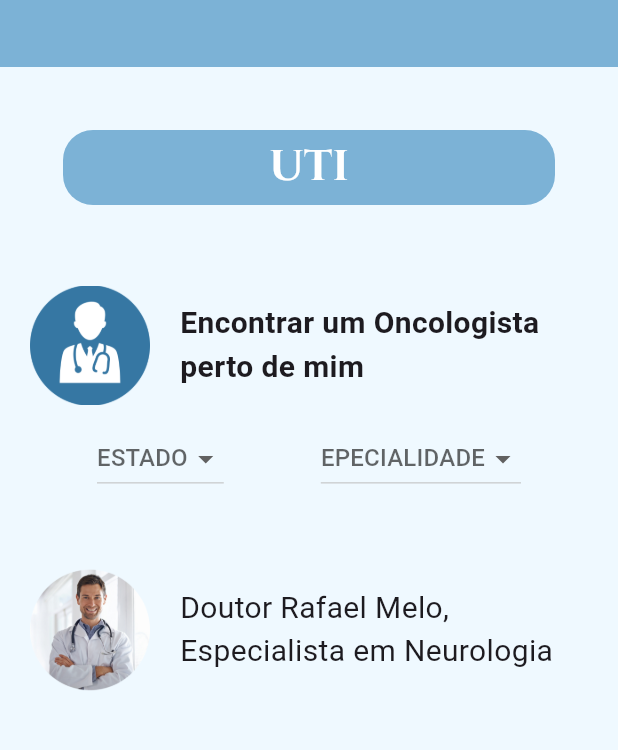
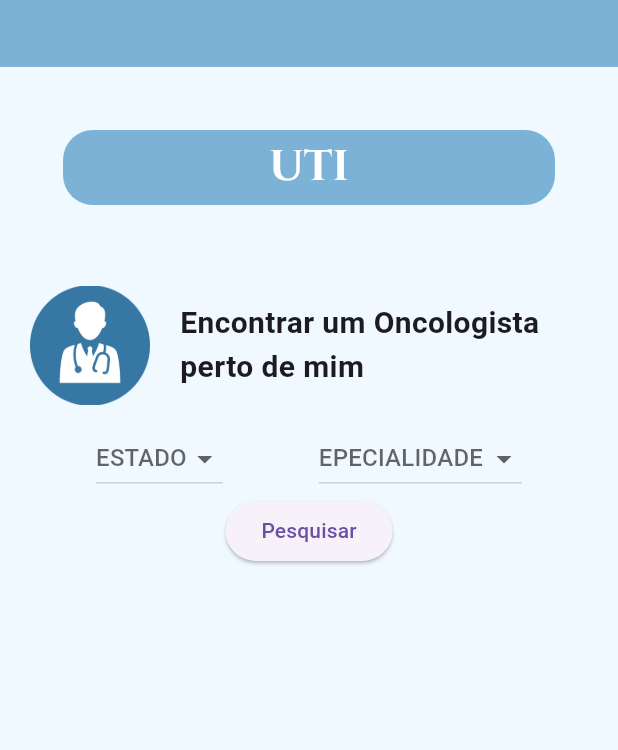
Before and after one commit to leticiavital/Pmovel, a Flutter app: the screen it shows after launch, on a phone screen of 412 x 824 dp, the part 143-893 px from its top. Run offline on Flutter 3.47's test engine with Material 3 defaults, Android fonts, the phone set to English and light mode, and no system bars; our stand-ins replace google_fonts; Roboto replaces fonts that are missing (Cairo).

Commit message:
atualizando utipage1 e colocando botao

```diff
--- a/lib/main.dart
+++ b/lib/main.dart
@@ -1,11 +1,11 @@
 import 'package:flutter/material.dart';
-import 'package:infoclin2/uti_page.dart';
+import 'package:infoclin2/uti_page1.dart';
 
 
 void main() {
   runApp(
     MaterialApp(
-        home: UTI_page()
+        home: UTI_page1()
     ),
   );
 }
--- a/lib/uti_page.dart
+++ b/lib/uti_page.dart
@@ -96,7 +96,8 @@ class _UTI_page extends State<UTI_page> {
                       DropdownMenuItem(
                         child: Text('GO'),
                         value: ('ESTADO'),
-                      ),DropdownMenuItem(
+                      ),
+                      DropdownMenuItem(
                         child: Text('MA'),
                         value: ('ESTADO'),
                       ),
@@ -186,6 +187,14 @@ class _UTI_page extends State<UTI_page> {
                           child: Text('PEDIATRA'),
                           value: ('ESPECIALIDADE'),
                         ),
+                        DropdownMenuItem(
+                          child: Text('OFTAMOLOGIA'),
+                          value: ('ESPECIALIDADE'),
+                        ),
+                        DropdownMenuItem(
+                          child: Text(''),
+                          value: ('ESPECIALIDADE'),
+                        ),
                       ],
                       onChanged: (value) {}),
               ],
@@ -194,25 +203,49 @@ class _UTI_page extends State<UTI_page> {
               children: [
                 Container(
                   padding:
-                  EdgeInsets.symmetric(horizontal: 10.0, vertical: 30.0),
+                  EdgeInsets.symmetric(horizontal: 10.0, vertical: 10.0),
                   margin: EdgeInsets.all(10.0),
                   child: Image.asset(
                     'assets/medico2.png',
-                    width: 80,
+                    width: 110,
                   ),
                 ),
                 Expanded(
                   child: Text(
-                    'Doutor Rafael Melo, Especialista em Neurologia',
-                    maxLines: 3,
+                    'Alagoas, Neurologia - Doutor Rafael',
+                    maxLines: 2,
                     style: GoogleFonts.cairo(
-                      fontSize: 20,
+                      fontSize: 22,
                     ),
                   ),
-                )
+                ),
+    ],
+    ),
+                Container(
+                  padding:
+                  EdgeInsets.symmetric(horizontal: 20.0, vertical: 20.0),
+                  margin: EdgeInsets.all(10.0),
+                  decoration: BoxDecoration(
+                    color: Color(0xFF7cb2d6),
+                    borderRadius: BorderRadius.circular(20.0)
+                  ),
+                  child: Column(
+                    crossAxisAlignment: CrossAxisAlignment.start,
+                    children: [
+                      Text("INFORMAÇÕES PARA CONTATO:",
+                      style: GoogleFonts.cairo(
+                        fontWeight: FontWeight.bold,
+                        fontSize: 20,
+                        color: Colors.white
+                      ),
+                      ),
+                      Text("Email: "),
+                      Text("Telefone: (82) 9-"),
+
+                    ],
+                  ),
+                ),
               ],
-            )
-          ],
         ),
       ),
     );
--- /dev/null
+++ b/lib/uti_page1.dart
@@ -0,0 +1,233 @@
+import 'package:flutter/material.dart';
+import 'package:google_fonts/google_fonts.dart';
+
+class UTI_page1 extends StatefulWidget {
+  const UTI_page1({super.key});
+
+  @override
+  State<UTI_page1> createState() => _UTI_page1();
+}
+
+class _UTI_page1 extends State<UTI_page1> {
+  @override
+  Widget build(BuildContext context) {
+    return SafeArea(
+      child: Scaffold(
+        appBar: buildAppBar(),
+        backgroundColor: Color(0xffeff9ff),
+        body: Column(
+          children: [
+            Container(
+              padding: EdgeInsets.symmetric(horizontal: 5.0, vertical: 5.0),
+              margin: EdgeInsets.all(42.0),
+              decoration: BoxDecoration(
+                borderRadius: BorderRadius.all(Radius.circular(20)),
+                color: Color(0xFF7cb2d6),
+              ),
+              child: Center(
+                child: Text('UTI',
+                    style: GoogleFonts.cinzel(
+                        color: Colors.white,
+                        fontSize: 28,
+                        fontWeight: FontWeight.w700)),
+              ),
+            ),
+            Row(
+              children: [
+                Container(
+                  padding:
+                  EdgeInsets.symmetric(horizontal: 10.0, vertical: 2.0),
+                  margin: EdgeInsets.all(10.0),
+                  child: Image.asset(
+                    'assets/icon_medico.png',
+                    width: 80,
+                  ),
+                ),
+                Expanded(
+                  child: Container(
+                    padding: EdgeInsets.all(0.0),
+                    margin: const EdgeInsets.all(0.1),
+                    child: Center(
+                      child: Text(
+                        'Encontrar um Oncologista perto de mim',
+                        maxLines: 2,
+                        style: GoogleFonts.cairo(
+                            fontSize: 20, fontWeight: FontWeight.w700),
+                      ),
+                    ),
+                  ),
+                ),
+              ],
+            ),
+            Row(
+              mainAxisAlignment: MainAxisAlignment.spaceEvenly,
+              children: [
+                DropdownButton(
+                    hint: Text('ESTADO'),
+                    items: const [
+                      DropdownMenuItem(
+                        child: Text('AC'),
+                        value: ('ESTADO'),
+                      ),
+                      DropdownMenuItem(
+                        child: Text('AL'),
+                        value: ('ESTADO'),
+                      ),
+                      DropdownMenuItem(
+                        child: Text('AP'),
+                        value: ('ESTADO'),
+                      ),
+                      DropdownMenuItem(
+                        child: Text('AM'),
+                        value: ('ESTADO'),
+                      ),
+                      DropdownMenuItem(
+                        child: Text('BA'),
+                        value: ('ESTADO'),
+                      ),
+                      DropdownMenuItem(
+                        child: Text('CE'),
+                        value: ('ESTADO'),
+                      ),
+                      DropdownMenuItem(
+                        child: Text('ES'),
+                        value: ('ESTADO'),
+                      ),
+                      DropdownMenuItem(
+                        child: Text('GO'),
+                        value: ('ESTADO'),
+                      ),
+                      DropdownMenuItem(
+                        child: Text('MA'),
+                        value: ('ESTADO'),
+                      ),
+                      DropdownMenuItem(
+                        child: Text('MT'),
+                        value: ('ESTADO'),
+                      ),
+                      DropdownMenuItem(
+                        child: Text('MS'),
+                        value: ('ESTADO'),
+                      ),
+                      DropdownMenuItem(
+                        child: Text('MG'),
+                        value: ('ESTADO'),
+                      ),
+                      DropdownMenuItem(
+                        child: Text('PA'),
+                        value: ('ESTADO'),
+                      ),
+                      DropdownMenuItem(
+                        child: Text('PB'),
+                        value: ('ESTADO'),
+                      ),
+                      DropdownMenuItem(
+                        child: Text('PR'),
+                        value: ('ESTADO'),
+                      ),
+                      DropdownMenuItem(
+                        child: Text('PE'),
+                        value: ('ESTADO'),
+                      ),
+                      DropdownMenuItem(
+                        child: Text('PI'),
+                        value: ('ESTADO'),
+                      ),
+                      DropdownMenuItem(
+                        child: Text('RJ'),
+                        value: ('ESTADO'),
+                      ),
+                      DropdownMenuItem(
+                        child: Text('RN'),
+                        value: ('ESTADO'),
+                      ),
+                      DropdownMenuItem(
+                        child: Text('RS'),
+                        value: ('ESTADO'),
+                      ),
+                      DropdownMenuItem(
+                        child: Text('RO'),
+                        value: ('ESTADO'),
+                      ),
+                      DropdownMenuItem(
+                        child: Text('RR'),
+                        value: ('ESTADO'),
+                      ),
+                      DropdownMenuItem(
+                        child: Text('SC'),
+                        value: ('ESTADO'),
+                      ),
+                      DropdownMenuItem(
+                        child: Text('SE'),
+                        value: ('ESTADO'),
+                      ),
+                      DropdownMenuItem(
+                        child: Text('TO'),
+                        value: ('ESTADO'),
+                      ),
+                      DropdownMenuItem(
+                        child: Text('DF'),
+                        value: ('ESTADO'),
+                      ),
+                    ],
+                    onChanged: (value) {}),
+
+                DropdownButton(
+                    hint: Text('EPECIALIDADE'),
+                    items: const [
+                      DropdownMenuItem(
+                        child: Text('ORTOPEDIA'),
+                        value: ('ESPECIALIDADE'),
+                      ),
+                      DropdownMenuItem(
+                        child: Text('NEUROLOGIA'),
+                        value: ('ESPECIALIDADE'),
+                      ),
+                      DropdownMenuItem(
+                        child: Text('PEDIATRA'),
+                        value: ('ESPECIALIDADE'),
+                      ),
+                      DropdownMenuItem(
+                        child: Text('OFTAMOLOGIA'),
+                        value: ('ESPECIALIDADE'),
+                      ),
+                      DropdownMenuItem(
+                        child: Text(''),
+                        value: ('ESPECIALIDADE'),
+                      ),
+                    ],
+                    onChanged: (value) {}),
+                ],
+            ),
+            ElevatedButton(onPressed: (){},
+                child: Text("Pesquisar"))
+            ],
+        ),
+            ),
+        );
+  }
+}
+
+buildAppBar() {
+  return AppBar(
+    actions: [
+      IconButton(
+        onPressed: () {},
+        icon: Icon(
+          Icons.home,
+          color: Colors.white,
+          size: 40,
+        ),
+      ),
+    ],
+    toolbarHeight: 140,
+    centerTitle: true,
+    title: Text(
+      'Infoclin',
+      maxLines: 10,
+      style: GoogleFonts.cinzel(
+          fontSize: 40, fontWeight: FontWeight.w600, color: Colors.white),
+    ),
+    backgroundColor: Color(0xFF7cb2d6),
+  );
+}
```
